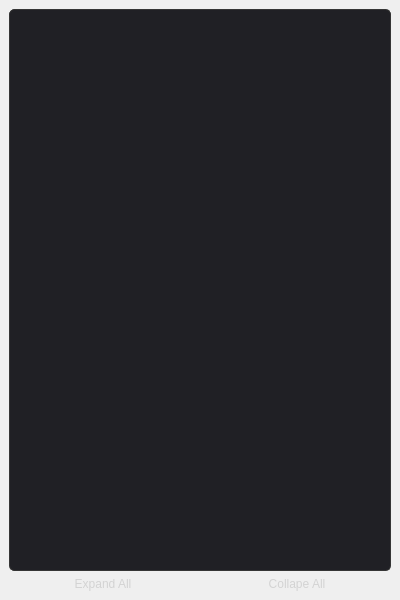
FAForever/client, file res/friendlist/friendlist.ui: the form before one commit.
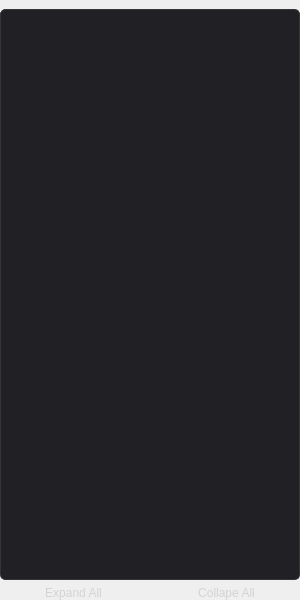
The form after the commit. Icons and pictures are not drawn.

Commit message: remove unused friendlist column

```diff
--- a/res/friendlist/friendlist.ui
+++ b/res/friendlist/friendlist.ui
@@ -6,13 +6,13 @@
    <rect>
     <x>0</x>
     <y>0</y>
-    <width>400</width>
+    <width>300</width>
     <height>600</height>
    </rect>
   </property>
   <property name="minimumSize">
    <size>
-    <width>400</width>
+    <width>300</width>
     <height>0</height>
    </size>
   </property>
@@ -76,6 +76,15 @@
       <number>2</number>
      </property>
      <layout class="QGridLayout" name="gridLayout">
+      <property name="leftMargin">
+       <number>0</number>
+      </property>
+      <property name="rightMargin">
+       <number>0</number>
+      </property>
+      <property name="bottomMargin">
+       <number>0</number>
+      </property>
       <item row="1" column="1">
        <widget class="QPushButton" name="pushButton_3">
         <property name="text">
```
The commit also changes 1 other file.
